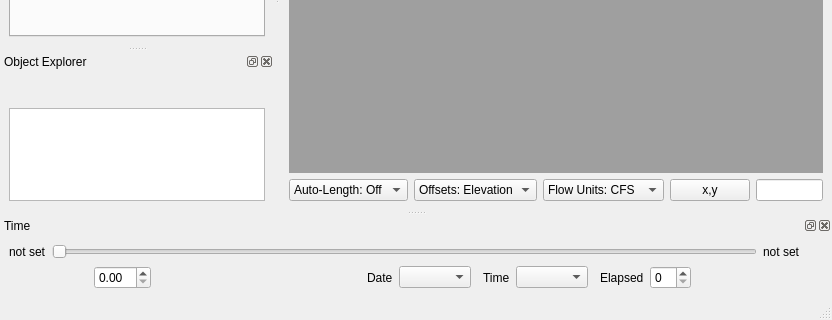
Before: the Qt Designer form src/ui/frmMainDesigner.ui in USEPA/SWMM-EPANET_User_Interface, drawn with Qt 5; both pictures show x 0 to 832 and y 330 to 650 of the 832 by 650 pixel window.
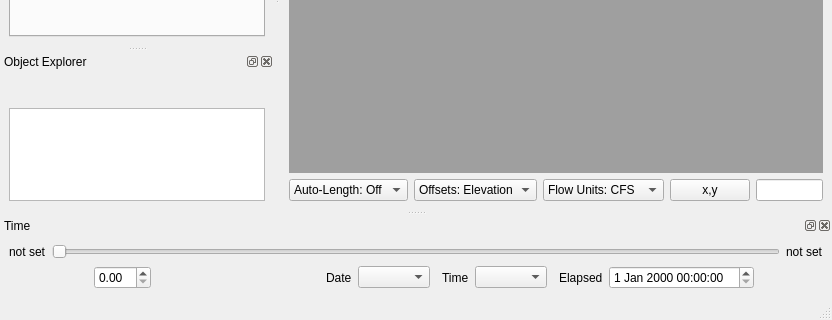
After: the same form once the commit is applied. Icons and pictures are not drawn.

Commit message: Implement animation time controls for SWMM  - SMOutputWrapper: get_time, get actual time of each time step and set  - frmMainSWMM: setup correct time controls for date and time of day  - frmMainDesigner: elapsed time becomes QDateTimeEdit control to hold complete date time display

```diff
--- a/src/ui/frmMainDesigner.ui
+++ b/src/ui/frmMainDesigner.ui
@@ -675,7 +675,7 @@
    </property>
    <property name="minimumSize">
     <size>
-     <width>510</width>
+     <width>602</width>
      <height>82</height>
     </size>
    </property>
@@ -901,9 +901,6 @@
        </property>
       </widget>
      </item>
-     <item row="1" column="12">
-      <widget class="QSpinBox" name="sbETime"/>
-     </item>
      <item row="1" column="13" colspan="2">
       <spacer name="horizontalSpacer_3">
        <property name="orientation">
@@ -917,6 +914,9 @@
        </property>
       </spacer>
      </item>
+     <item row="1" column="12">
+      <widget class="QDateTimeEdit" name="sbETime"/>
+     </item>
     </layout>
    </widget>
   </widget>
```
The commit also changes 3 other files.
